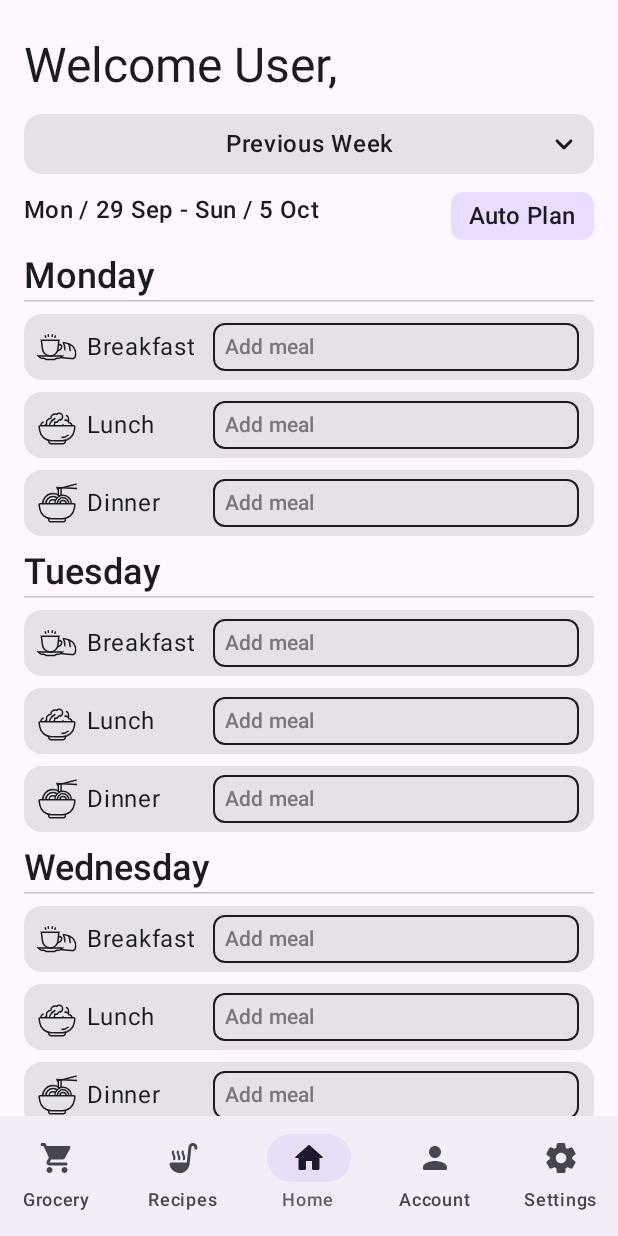
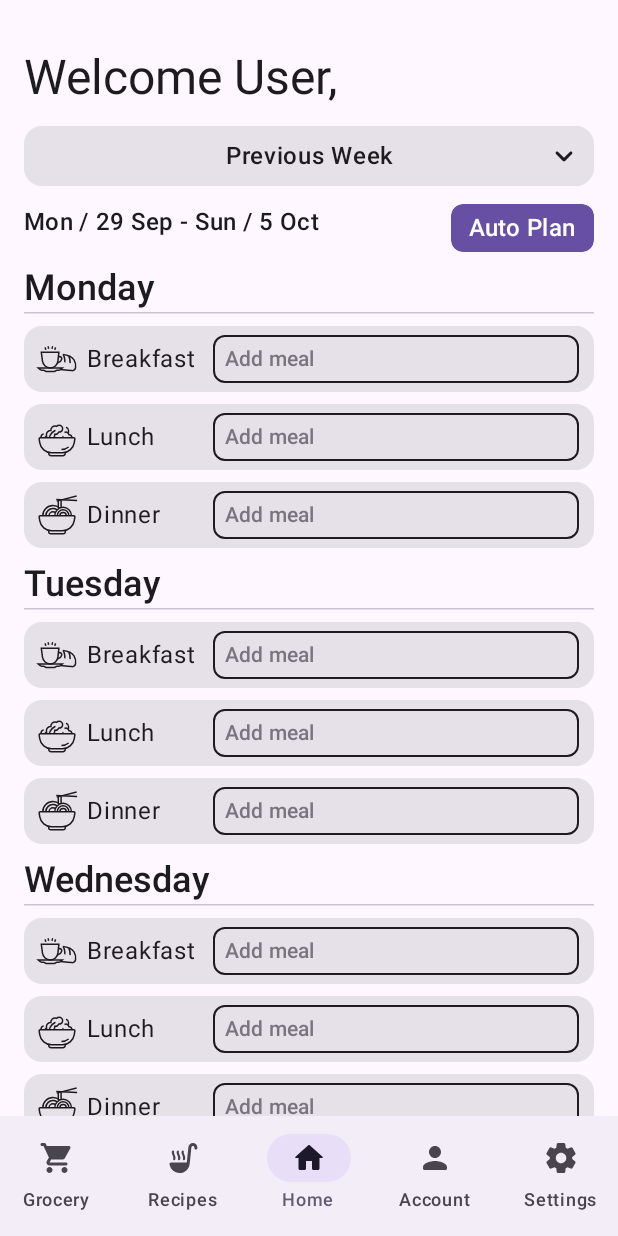
Before and after one commit to vsnappy1/meal-map, an Android app built with Jetpack Compose: the screen it shows after launch (MainActivity), on a phone screen of 412 x 824 dp. Run offline under Robolectric (Android 15) with nearby library versions, the phone set to English and light mode, and no system bars; our stand-ins replace Dagger/Hilt's generated code, Room's generated code, livedata-compose; libraries missing offline, so code that uses them is left out: androidx.hilt.lifecycle; 1 statement that could not run was skipped.

Commit message:
Refactor screen headings and padding.

```diff
--- /dev/null
+++ b/app/src/main/java/com/randos/mealmap/ui/components/ScreenHeadingText.kt
@@ -0,0 +1,23 @@
+package com.randos.mealmap.ui.components
+
+import androidx.compose.foundation.layout.fillMaxWidth
+import androidx.compose.foundation.layout.padding
+import androidx.compose.material3.MaterialTheme
+import androidx.compose.material3.Text
+import androidx.compose.runtime.Composable
+import androidx.compose.ui.Modifier
+import androidx.compose.ui.unit.dp
+
+@Composable
+fun ScreenHeadingText(
+    modifier: Modifier = Modifier,
+    text: String
+) {
+    Text(
+        modifier = modifier
+            .fillMaxWidth()
+            .padding(top = 16.dp, bottom = 8.dp),
+        text = text,
+        style = MaterialTheme.typography.headlineLarge
+    )
+}
--- a/app/src/main/java/com/randos/mealmap/ui/home/HomeScreen.kt
+++ b/app/src/main/java/com/randos/mealmap/ui/home/HomeScreen.kt
@@ -68,6 +68,7 @@ import com.randos.mealmap.R
 import com.randos.mealmap.ui.components.DateView
 import com.randos.mealmap.ui.components.RecipeItemImage
 import com.randos.mealmap.ui.components.RecipeSuggestion
+import com.randos.mealmap.ui.components.ScreenHeadingText
 import com.randos.mealmap.ui.components.VerticalAnimatedContent
 import com.randos.mealmap.ui.components.WeekSelector
 import com.randos.mealmap.utils.getDayName
@@ -114,15 +115,8 @@ private fun HomeScreen(
     Column(
         modifier = Modifier
             .fillMaxWidth()
-            .padding(horizontal = 16.dp)
     ) {
-        Text(
-            modifier = Modifier
-                .fillMaxWidth()
-                .padding(top = 24.dp, bottom = 8.dp),
-            text = "Welcome User,",
-            style = MaterialTheme.typography.headlineLarge
-        )
+        ScreenHeadingText(text = "Welcome User,")
         WeekSelector(
             isSelectingWeek = state.isSelectingWeek,
             selectedWeek = state.selectedWeek.second,
@@ -146,13 +140,14 @@ private fun HomeScreen(
                     .clip(MaterialTheme.shapes.small)
                     .clickable { }
                     .background(
-                        MaterialTheme.colorScheme.primaryContainer,
+                        MaterialTheme.colorScheme.primary,
                         MaterialTheme.shapes.small
                     )
                     .padding(horizontal = 12.dp, vertical = 4.dp),
                 text = "Auto Plan",
                 style = MaterialTheme.typography.titleMedium,
-                fontWeight = FontWeight.W600
+                fontWeight = FontWeight.W600,
+                color = MaterialTheme.colorScheme.onPrimary
             )
         }
         Spacer(modifier = Modifier.padding(bottom = 8.dp))
--- a/app/src/main/java/com/randos/mealmap/ui/navigation/MealMapNavHost.kt
+++ b/app/src/main/java/com/randos/mealmap/ui/navigation/MealMapNavHost.kt
@@ -1,6 +1,7 @@
 package com.randos.mealmap.ui.navigation
 
 import androidx.compose.runtime.Composable
+import androidx.compose.ui.Modifier
 import androidx.navigation.NavHostController
 import androidx.navigation.compose.NavHost
 import androidx.navigation.compose.composable
@@ -8,15 +9,24 @@ import androidx.navigation.toRoute
 import com.randos.mealmap.ui.account.AccountScreen
 import com.randos.mealmap.ui.grocery_list.GroceryListScreen
 import com.randos.mealmap.ui.home.HomeScreen
+import com.randos.mealmap.ui.navigation.Destination.Account
+import com.randos.mealmap.ui.navigation.Destination.AddRecipe
+import com.randos.mealmap.ui.navigation.Destination.Grocery
+import com.randos.mealmap.ui.navigation.Destination.Home
+import com.randos.mealmap.ui.navigation.Destination.ModifyRecipe
+import com.randos.mealmap.ui.navigation.Destination.RecipeDetails
+import com.randos.mealmap.ui.navigation.Destination.Recipes
+import com.randos.mealmap.ui.navigation.Destination.Settings
 import com.randos.mealmap.ui.recipe_add.AddRecipeScreen
 import com.randos.mealmap.ui.recipe_details.RecipeDetailsScreen
 import com.randos.mealmap.ui.recipes.RecipesScreen
 import com.randos.mealmap.ui.settings.SettingsScreen
-import com.randos.mealmap.ui.navigation.Destination.*
+import com.randos.mealmap.utils.defaultMainContainerPadding
 
 @Composable
 fun MealMapNavHost(navController: NavHostController) {
     NavHost(
+        modifier = Modifier.defaultMainContainerPadding(),
         navController = navController,
         startDestination = Home()
     ) {
--- a/app/src/main/java/com/randos/mealmap/ui/recipe_add/AddRecipeScreen.kt
+++ b/app/src/main/java/com/randos/mealmap/ui/recipe_add/AddRecipeScreen.kt
@@ -167,7 +167,6 @@ private fun AddRecipeScreen(
     Box(
         modifier = Modifier
             .fillMaxSize()
-            .padding(horizontal = 16.dp)
     ) {
         Column(
             modifier = Modifier
--- a/app/src/main/java/com/randos/mealmap/utils/Extensions.kt
+++ b/app/src/main/java/com/randos/mealmap/utils/Extensions.kt
@@ -3,6 +3,9 @@ package com.randos.mealmap.utils
 import android.app.Activity
 import android.content.Context
 import android.content.ContextWrapper
+import androidx.compose.foundation.layout.padding
+import androidx.compose.ui.Modifier
+import androidx.compose.ui.unit.dp
 import java.time.LocalDate
 import java.time.format.TextStyle
 import java.util.Locale
@@ -25,3 +28,7 @@ fun LocalDate.format(): String {
 fun LocalDate.getDayName(): String {
     return dayOfWeek.getDisplayName(TextStyle.FULL, Locale.getDefault())
 }
+
+fun Modifier.defaultMainContainerPadding(): Modifier {
+    return this.padding(start = 16.dp, end = 16.dp, top = 16.dp)
+}
```
Also changed, not shown: app/src/main/java/com/randos/mealmap/ui/account/AccountScreen.kt (+10 -2 lines), app/src/main/java/com/randos/mealmap/ui/grocery_list/GroceryListScreen.kt (+11 -3 lines), app/src/main/java/com/randos/mealmap/ui/recipe_details/RecipeDetailsScreen.kt (+10 -5 lines), app/src/main/java/com/randos/mealmap/ui/recipes/RecipesScreen.kt (+7 -9 lines), app/src/main/java/com/randos/mealmap/ui/settings/SettingsScreen.kt (+11 -3 lines).
